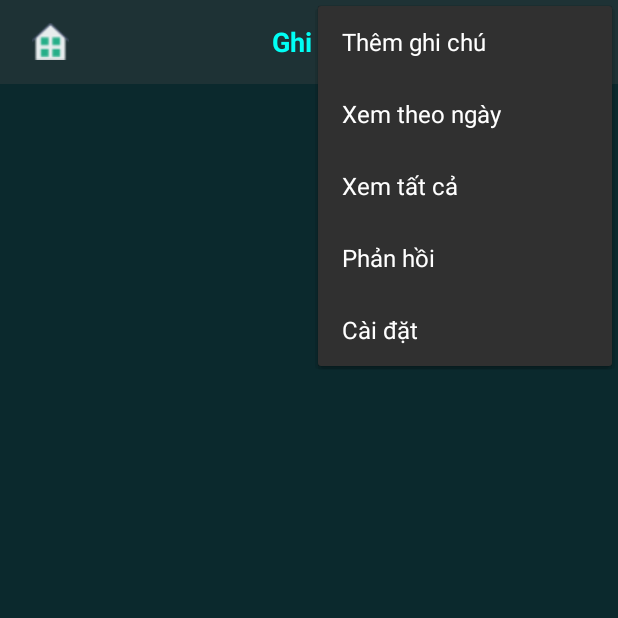
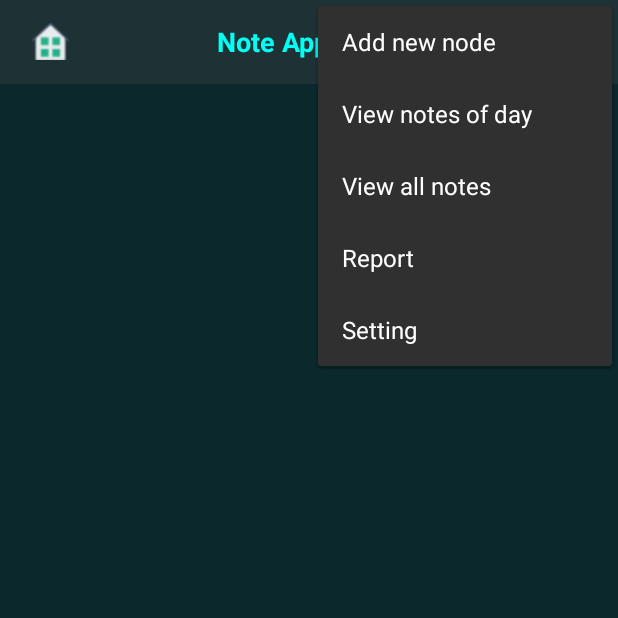
Before and after one commit to levankhang/noteapp, an Android app: the screen it shows after launch (MainActivity), with the options menu open, on a phone screen of 412 x 824 dp, the top half of it. Run offline under Robolectric (Android 15) with nearby library versions, the phone set to English and light mode, and no system bars.

Commit message:
tiếng anh update, chuẩn bị cho đa ngôn ngữ

```diff
--- a/app/src/main/java/uitstart/uit/noteapp/BroadCastReceiver.java
+++ b/app/src/main/java/uitstart/uit/noteapp/BroadCastReceiver.java
@@ -29,8 +29,8 @@ public class BroadCastReceiver extends BroadcastReceiver {
         //Uri uri=Uri.parse("android.resource://"+context.getPackageName()+"/"+R.raw.sound);
 
         NotificationCompat.Builder builder=new NotificationCompat.Builder(context);
-        builder.setContentTitle("Thông báo từ NoteApp");
-        builder.setContentText("Nhấn vào để xem chi tiết!!!");
+        builder.setContentTitle(n.getName());
+        builder.setContentText(n.getDetai());
         builder.setSmallIcon(R.drawable.ic_notification);
         builder.setContentIntent(pendingIntentShowInfo);
         builder.setSound(uri);
--- a/app/src/main/java/uitstart/uit/noteapp/NoteAdapter.java
+++ b/app/src/main/java/uitstart/uit/noteapp/NoteAdapter.java
@@ -58,8 +58,8 @@ public class NoteAdapter extends RecyclerView.Adapter<NoteAdapter.NoteViewHolder
 
         ArrayList<String> spinner_list=new ArrayList<>();
         spinner_list.add("");
-        spinner_list.add("Xóa ghi chú này");
-        spinner_list.add("Sửa ghi chú này");
+        spinner_list.add(context.getResources().getString(R.string.delete_action));
+        spinner_list.add(context.getResources().getString(R.string.edit_action));
         ArrayAdapter<String> spinner_adapter=new ArrayAdapter<String>(mainActivity,android.R.layout.simple_spinner_item,spinner_list){
             @Override
             public View getDropDownView(int position, View convertView, ViewGroup parent) {
--- a/app/src/main/res/layout/dialog_confirm.xml
+++ b/app/src/main/res/layout/dialog_confirm.xml
@@ -15,7 +15,7 @@
         android:layout_weight="1"
         android:textColor="#ffffff"
         android:gravity="center_horizontal|top"
-        android:text="Bạn có chắc muốn xóa?"/>
+        android:text="@string/confirm_delete"/>
 
     <LinearLayout
         android:layout_width="match_parent"
@@ -32,7 +32,7 @@
             android:layout_width="0dp"
             android:layout_weight="1"
             android:layout_height="wrap_content"
-            android:text="Không"/>
+            android:text="@string/no"/>
         <Button
             android:textColor="#ffffff"
             android:layout_gravity="bottom"
@@ -41,7 +41,7 @@
             android:layout_width="0dp"
             android:layout_weight="1"
             android:layout_height="wrap_content"
-            android:text="Có"/>
+            android:text="@string/yes"/>
 
 
     </LinearLayout>
--- a/app/src/main/res/layout/item_note.xml
+++ b/app/src/main/res/layout/item_note.xml
@@ -67,7 +67,7 @@
                     android:layout_width="match_parent"
                     android:layout_height="0dp"
                     android:layout_weight="1"
-                    android:text="Tên sự kiện "
+                    android:text="@string/name_of_note"
                     android:id="@+id/tvName"
                     android:textSize="17dp"
                     android:textStyle="bold"
@@ -79,7 +79,7 @@
                     android:layout_height="0dp"
                     android:layout_weight="1"
                     android:textSize="14dp"
-                    android:text="Nội dung sự kiện"
+                    android:text="@string/detail_of_note"
                     android:id="@+id/tvDetail"
                     android:singleLine="true"/>
             </LinearLayout>
--- a/app/src/main/res/layout/toolbar_layout.xml
+++ b/app/src/main/res/layout/toolbar_layout.xml
@@ -33,7 +33,7 @@
             android:layout_width="0dp"
             android:layout_weight="4.5"
             android:layout_height="match_parent"
-            android:text="Ghi chú"
+            android:text="@string/app_name"
             android:textSize="18dp"
             android:textStyle="bold"
             android:textColor="#00FFF5"
@@ -44,7 +44,7 @@
             android:layout_width="0dp"
             android:layout_weight="4.5"
             android:layout_height="match_parent"
-            android:text="Đã chọn 0 ghi chú"
+            android:text="@string/count"
             android:textSize="18dp"
             android:textStyle="bold"
             android:id="@+id/tvCounter"
--- a/app/src/main/res/menu/menu_action.xml
+++ b/app/src/main/res/menu/menu_action.xml
@@ -1,9 +1,9 @@
 <?xml version="1.0" encoding="utf-8"?>
 <menu xmlns:android="http://schemas.android.com/apk/res/android">
-    <item android:title="Xóa mục đã chọn"
+    <item android:title="@string/delete_select"
     android:id="@+id/item_action_delete"/>
-    <item android:title="Chọn tất cả"
+    <item android:title="@string/select_all"
         android:id="@+id/item_action_select_all"/>
-    <item android:title="Bỏ chọn tất cả"
+    <item android:title="@string/unselect"
         android:id="@+id/item_action_unselect_all"/>
 </menu>
--- a/app/src/main/res/menu/menu_main.xml
+++ b/app/src/main/res/menu/menu_main.xml
@@ -1,13 +1,13 @@
 <?xml version="1.0" encoding="utf-8"?>
 <menu xmlns:android="http://schemas.android.com/apk/res/android">
-    <item android:title="Thêm ghi chú"
+    <item android:title="@string/add"
     android:id="@+id/item_action_add"/>
-    <item android:title="Xem theo ngày"
+    <item android:title="@string/note_of_day"
         android:id="@+id/item_action_date"/>
-    <item android:title="Xem tất cả"
+    <item android:title="@string/all_note"
         android:id="@+id/item_action_all"/>
-    <item android:title="Phản hồi"
+    <item android:title="@string/report"
         android:id="@+id/item_action_report"/>
-    <item android:title="Cài đặt"
+    <item android:title="@string/setting"
         android:id="@+id/item_action_set"/>
 </menu>
--- a/app/src/main/res/values/strings.xml
+++ b/app/src/main/res/values/strings.xml
@@ -1,3 +1,55 @@
 <resources>
-    <string name="app_name">NoteApp</string>
+
+
+    <string name="app_name">Note Application</string>
+
+
+    <!--Text of Activity Note and Activity Info Of Note-->
+
+    <string name="activity_note_add">Add new note</string>
+    <string name="activity_note_edit">Edit this note</string>
+    <string name="name_of_note">Name of note</string>
+    <string name="detail_of_note">Detail of note</string>
+    <string name="when_event_start">When the event starts</string>
+    <string name="set_date">Set date</string>
+    <string name="set_time">Set time</string>
+    <string name="finish">Finish</string>
+    <string name="cancel">Cancel</string>
+    <string name="activity_info">Information of note</string>
+
+    <!--Text of Confirm dialog-->
+
+    <string name="confirm_delete">Are you sure to delete this note</string>
+    <string name="yes">Yes</string>
+    <string name="no">No</string>
+
+    <string name="confirm_save">Are you sure to save the changes</string>
+
+
+    <!--Text of Spinner-->
+    <string name="edit_action">Edit this note</string>
+    <string name="delete_action">Delete this note</string>
+
+    <!--Text of Toolbar-->
+    <string name="count">Selected items: </string>
+
+    <!--Text of Menu-->
+    <string name="note_of_day">View notes of day</string>
+    <string name="all_note">View all notes</string>
+    <string name="setting">Setting</string>
+    <string name="report">Report</string>
+    <string name="add">Add new node</string>
+    <string name="unselect">Unselect all</string>
+    <string name="select_all">Select all</string>
+    <string name="delete_select">Delete notes selected</string>
+
+    <!--Text of Toast-->
+    <string name="added">You just add a new note</string>
+    <string name="updated">You have successfully updated notes</string>
+
+
+    <!--Text of Error-->
+    <string name="same_time">You are got an event at this time</string>
+    <string name="name_empty">Name of note not empty</string>
+    <string name="detail_empty">Detail of note not empty</string>
 </resources>
```
Also changed, not shown: app/src/main/java/uitstart/uit/noteapp/MainActivity.java (+5 -3 lines), app/src/main/java/uitstart/uit/noteapp/NoteActionActivity.java (+6 -5 lines), app/src/main/res/layout/activity_note.xml (+8 -8 lines), app/src/main/res/layout/activity_show_info.xml (+6 -6 lines).
